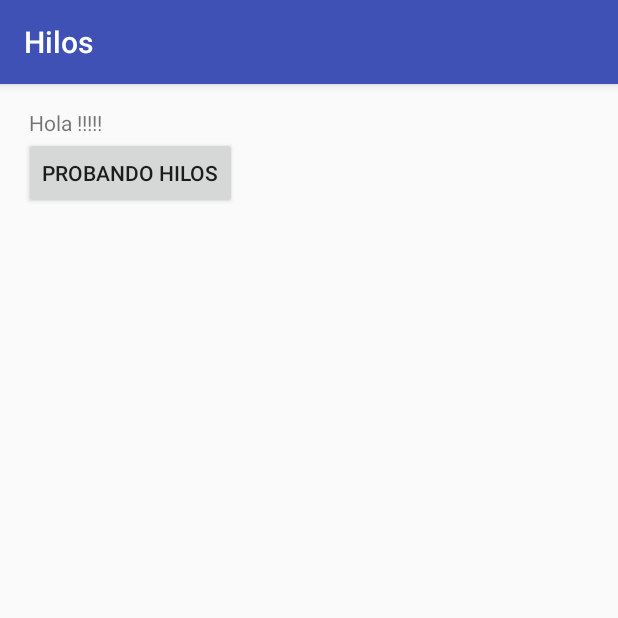
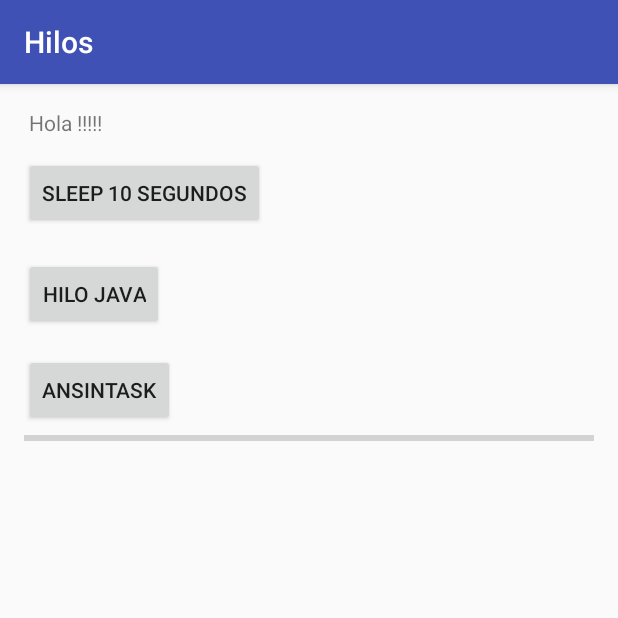
Before and after one commit to juanjiga/Hilos, an Android app: the screen it shows after launch (MainActivity), on a phone screen of 412 x 824 dp, the top half of it. Run offline under Robolectric (Android 15) with nearby library versions, the phone set to English and light mode, and no system bars.

Commit message:
desde casa

```diff
--- a/app/src/main/res/layout/activity_main.xml
+++ b/app/src/main/res/layout/activity_main.xml
@@ -1,5 +1,5 @@
 <?xml version="1.0" encoding="utf-8"?>
-<RelativeLayout
+<LinearLayout
     xmlns:android="http://schemas.android.com/apk/res/android"
     xmlns:tools="http://schemas.android.com/tools"
     android:id="@+id/activity_main"
@@ -9,7 +9,8 @@
     android:paddingRight="@dimen/activity_horizontal_margin"
     android:paddingTop="@dimen/activity_vertical_margin"
     android:paddingBottom="@dimen/activity_vertical_margin"
-    tools:context="com.juanjiga.hilos.MainActivity">
+    tools:context="com.juanjiga.hilos.MainActivity"
+    android:orientation="vertical">
 
     <TextView
         android:layout_width="wrap_content"
@@ -18,11 +19,39 @@
         android:id="@+id/textView" />
 
     <Button
-        android:text="Probando Hilos"
+        android:text="Sleep 10 segundos"
         android:layout_width="wrap_content"
         android:layout_height="wrap_content"
         android:id="@+id/button"
         android:layout_below="@+id/textView"
         android:layout_alignParentLeft="true"
+        android:layout_alignParentStart="true"
+        android:layout_marginTop="13dp"/>
+
+    <Button
+        android:text="Hilo Java"
+        android:layout_width="wrap_content"
+        android:layout_height="wrap_content"
+        android:layout_below="@+id/button"
+        android:layout_alignParentLeft="true"
+        android:layout_alignParentStart="true"
+        android:layout_marginTop="19dp"
+        android:id="@+id/button2"/>
+
+    <Button
+        android:text="AnsinTask"
+        android:layout_width="wrap_content"
+        android:layout_height="wrap_content"
+        android:layout_marginTop="16dp"
+        android:id="@+id/button3"
+        android:layout_below="@+id/button2"
+        android:layout_alignParentLeft="true"
         android:layout_alignParentStart="true"/>
-</RelativeLayout>
+
+    <ProgressBar
+        style="?android:attr/progressBarStyleHorizontal"
+        android:layout_width="match_parent"
+        android:layout_height="wrap_content"
+        android:id="@+id/progressBar"/>
+
+</LinearLayout>
```
Also changed, not shown: app/src/main/java/com/juanjiga/hilos/MainActivity.java (+73 -5 lines).
